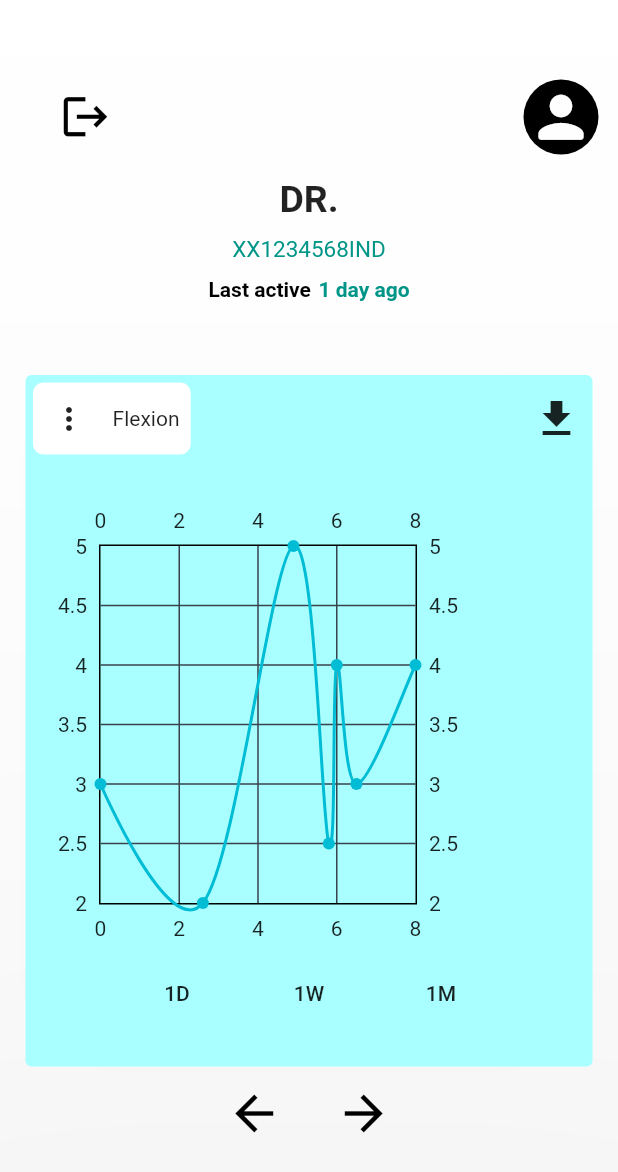
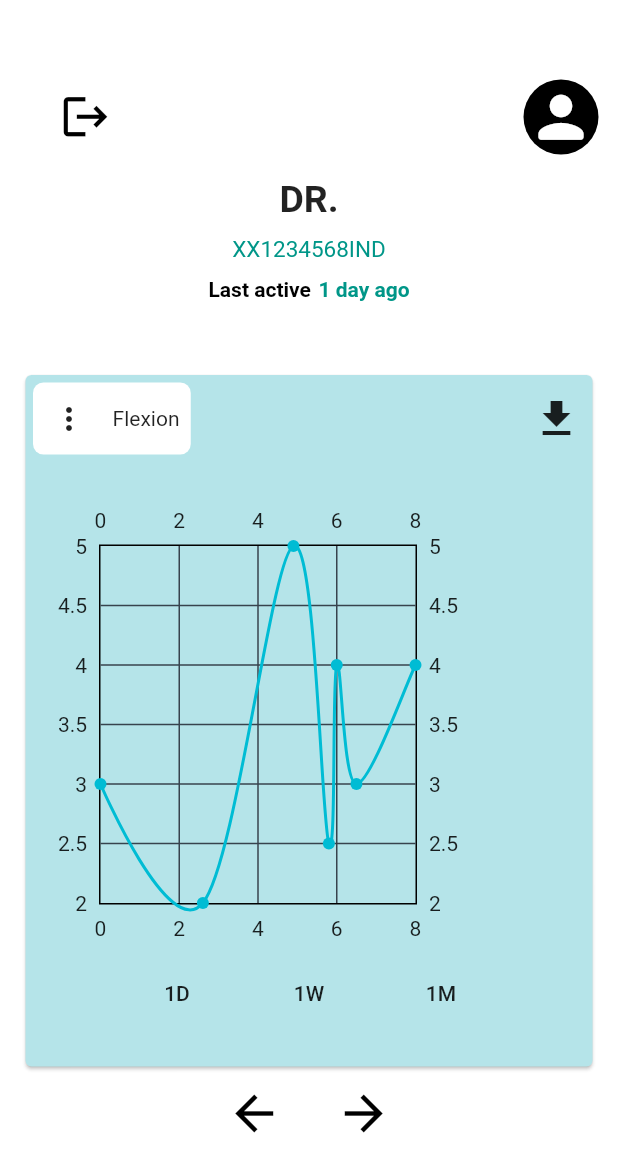
Before and after one commit to GeethKuldeep/doctoradmin_app, a Flutter app: the screen it shows once a user with an empty profile is signed in, after a tap on "1W", on a phone screen of 412 x 824 dp. Shown: the top 1172 px of the screen. Run offline on Flutter 3.47's test engine with Material 2 defaults, Android fonts, the light colour scheme and no system bars; drawn by our look-alikes of fl_chart; our stand-ins replace cloud_firestore, firebase_auth, fluttertoast, google_sign_in, image_gallery_saver, screenshot; accounts and stored records are empty.

Commit message:
Splash screen updated

```diff
--- a/lib/app/Splash_screen.dart
+++ b/lib/app/Splash_screen.dart
@@ -11,11 +11,20 @@ class SplashScreen extends StatefulWidget {
 }
 
 class _SplashScreenState extends State<SplashScreen> {
+  var color = const Color(0xffB5E4E9);
+  var color1 = const Color(0xff51D5E3);
+  var color2 = const Color(0xff03B0C7);
+  var color3 = const Color(0xff1C6397);
   @override
   void initState() {
     // TODO: implement initState
     super.initState();
-    Timer(Duration(seconds: 2), ()=> Navigator.pushReplacement(context, MaterialPageRoute(builder:(context) => LandingPage(auth: Auth()))));
+    Timer(
+        Duration(seconds: 2),
+        () => Navigator.pushReplacement(
+            context,
+            MaterialPageRoute(
+                builder: (context) => LandingPage(auth: Auth()))));
     print('timer done');
   }
 
@@ -26,61 +35,58 @@ class _SplashScreenState extends State<SplashScreen> {
         fit: StackFit.expand,
         children: <Widget>[
           Container(
-            decoration: BoxDecoration(color: Colors.indigo),
+            decoration: BoxDecoration(color: color),
           ),
           Column(
             mainAxisAlignment: MainAxisAlignment.start,
             children: <Widget>[
               Expanded(
-                flex: 2,
                 child: Container(
-                  child: Column(
-                    mainAxisAlignment: MainAxisAlignment.center,
+                  child: Stack(
+                    alignment: Alignment.center,
                     children: <Widget>[
+                      SizedBox(
+                        child: CircularProgressIndicator(
+                          strokeWidth: 11,
+                          backgroundColor: Colors.white,
+                          valueColor: new AlwaysStoppedAnimation<Color>(
+                              color1),
+                        ),
+                        width: 205,
+                        height: 205,
+                      ),
+                      SizedBox(
+                        child: CircularProgressIndicator(
+                          strokeWidth: 8,
+                          backgroundColor: Colors.white,
+                          valueColor: new AlwaysStoppedAnimation<Color>(
+                              color2),
+                        ),
+                        width: 210,
+                        height: 210,
+                      ),
+                      SizedBox(
+                        child: CircularProgressIndicator(
+                          strokeWidth: 5,
+                          backgroundColor: Colors.white,
+                          valueColor: new AlwaysStoppedAnimation<Color>(
+                             color3),
+                        ),
+                        width: 215,
+                        height: 215,
+                      ),
                       CircleAvatar(
                         backgroundColor: Colors.white,
-                        radius: 50.0,
-                        child: Icon(
-                          Icons.local_hospital_rounded,
-                          color: Colors.greenAccent,
-                          size: 50.0,
-                        ),
+                        radius: 100.0,
+                        child: Image.asset('images/image 83.png'),
                       ),
                       Padding(
                         padding: EdgeInsets.only(top: 10.0),
                       ),
-                      Text(
-                        'Welcome Doctor',
-                        style: TextStyle(
-                            color: Colors.white,
-                            fontWeight: FontWeight.bold,
-                            fontSize: 24.0),
-                      )
                     ],
                   ),
                 ),
               ),
-              Expanded(
-                flex: 1,
-                child: Column(
-                  mainAxisAlignment: MainAxisAlignment.center,
-                  children: <Widget>[
-                    CircularProgressIndicator(backgroundColor: Colors.white,),
-                    Padding(
-                      padding: EdgeInsets.only(top: 20.0),
-                    ),
-                    Text(
-                      "Just a sec",
-                      softWrap: true,
-                      textAlign: TextAlign.center,
-                      style: TextStyle(
-                          fontWeight: FontWeight.bold,
-                          fontSize: 18.0,
-                          color: Colors.white),
-                    )
-                  ],
-                ),
-              )
             ],
           )
         ],
--- a/lib/app/home_page.dart
+++ b/lib/app/home_page.dart
@@ -25,7 +25,7 @@ class _HomePageState extends State<HomePage> {
 
   File _imageFile;
   ScreenshotController screenshotController = ScreenshotController();
-  var color = const Color(0xffA9FFFF);
+  var color = const Color(0xffB5E4E9);
   GlobalKey _globalKey = GlobalKey();
   int number = 1;
   String name='';
@@ -151,7 +151,7 @@ class _HomePageState extends State<HomePage> {
                   height: 45,
                 ),
                 Card(
-                  elevation: 500,
+                  //elevation: 500,
                   color: color,
                   child: Column(
                     children: [
--- a/pubspec.yaml
+++ b/pubspec.yaml
@@ -59,6 +59,7 @@ flutter:
   assets:
     - images/google-logo.png
     - images/facebook-logo.png
+    - images/image 83.png
 
   # An image asset can refer to one or more resolution-specific "variants", see
   # https://flutter.dev/assets-and-images/#resolution-aware.
```
Also changed, not shown: images/image 83.png (added).
